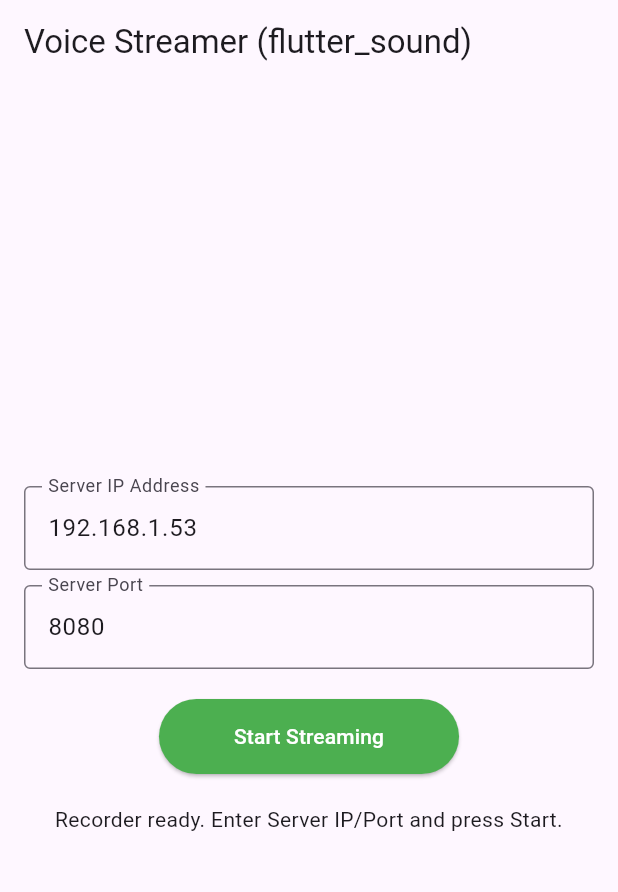
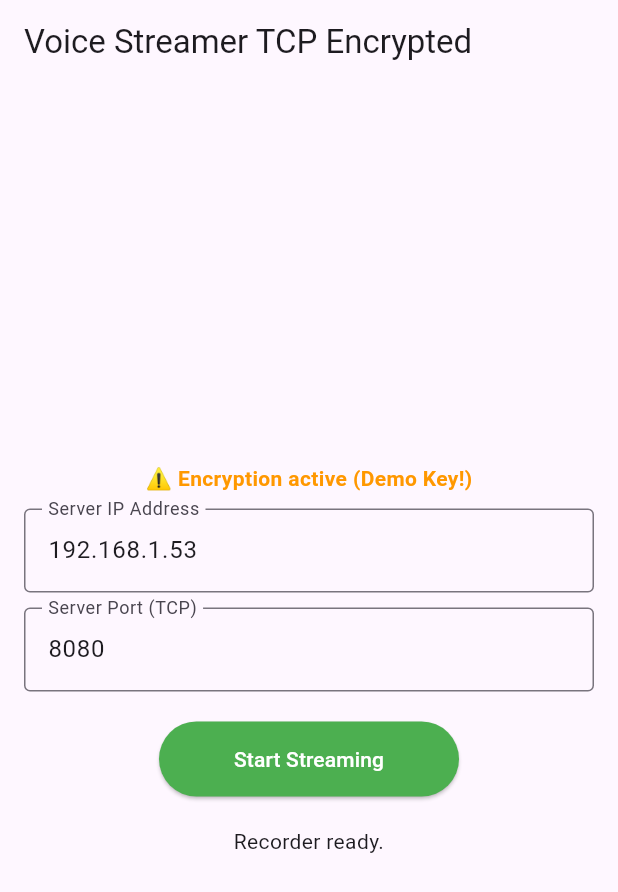
Before and after one commit to AhmadEllamey/Voice-Streamer-Demo, a Flutter app: the screen it shows after launch, on a phone screen of 412 x 824 dp. Shown: the top 892 px of the screen. Run offline on Flutter 3.47's test engine with Material 3 defaults, Android fonts, the light colour scheme and no system bars; our stand-ins replace permission_handler; missing offline and left inert: encrypt, flutter_sound.

Commit message:
- add the encryption to tcp

```diff
--- a/lib/main.dart
+++ b/lib/main.dart
@@ -1,17 +1,21 @@
 import 'dart:async';
-import 'dart:io'; // For Socket
-import 'dart:typed_data'; // For Uint8List
-// import 'package.flutter/foundation.dart'; // For kIsWeb
-// import 'package.flutter/material.dart';
+import 'dart:io'; // For Socket, InternetAddress
+import 'dart:typed_data';
+import 'package:flutter/foundation.dart' show kDebugMode;
 import 'package:flutter/material.dart';
 import 'package:permission_handler/permission_handler.dart';
 import 'package:flutter_sound/flutter_sound.dart';
+import 'package:encrypt/encrypt.dart' as encrypt;
 
-// Define the sample rate and number of channels expected by your server
-// Common values: 16000, 44100, 48000
+// Audio parameters
 const int serverSampleRate = 16000;
-// 1 for mono, 2 for stereo
 const int serverNumChannels = 1;
+
+// --- Encryption Setup (Keep the corrected 32-byte key) ---
+final String sharedKeyString = "ThisIsA_Secure32ByteKey123456780"; // Use the CORRECT 32-byte key
+final encrypt.Key encryptionKey = encrypt.Key.fromUtf8(sharedKeyString);
+const int nonceLength = 12; // 12 bytes for GCM
+// --- End Encryption Setup ---
 
 void main() {
   runApp(const MyApp());
@@ -19,15 +23,11 @@ void main() {
 
 class MyApp extends StatelessWidget {
   const MyApp({super.key});
-
   @override
   Widget build(BuildContext context) {
     return MaterialApp(
-      title: 'Voice Streamer (flutter_sound)',
-      theme: ThemeData(
-        primarySwatch: Colors.blue,
-        useMaterial3: true,
-      ),
+      title: 'Voice Streamer TCP Encrypted', // Updated title
+      theme: ThemeData(primarySwatch: Colors.blue, useMaterial3: true),
       home: const VoiceStreamerPage(),
     );
   }
@@ -35,7 +35,6 @@ class MyApp extends StatelessWidget {
 
 class VoiceStreamerPage extends StatefulWidget {
   const VoiceStreamerPage({super.key});
-
   @override
   State<VoiceStreamerPage> createState() => _VoiceStreamerPageState();
 }
@@ -43,47 +42,43 @@ class VoiceStreamerPage extends StatefulWidget {
 class _VoiceStreamerPageState extends State<VoiceStreamerPage> {
   final FlutterSoundRecorder _recorder = FlutterSoundRecorder();
   StreamSubscription? _recorderSubscription;
-  StreamSubscription? _socketSubscription;
-  Socket? _socket;
+  // --- TCP Changes ---
+  Socket? _socket; // Use Socket for TCP
+  StreamSubscription? _socketSubscription; // For listening to socket events
+  // --- End TCP Changes ---
+
+  final encrypter = encrypt.Encrypter(encrypt.AES(encryptionKey, mode: encrypt.AESMode.gcm));
 
   bool _isStreaming = false;
+  bool _isConnecting = false; // Track connection state
   bool _isRecorderInitialized = false;
   String _statusText = "Enter Server IP/Port and press Start";
 
-  final TextEditingController _ipController =
-  TextEditingController(text: "192.168.1.53"); // Default IP
-  final TextEditingController _portController =
-  TextEditingController(text: "8080"); // Default Port
+  final TextEditingController _ipController = TextEditingController(text: "192.168.1.53");
+  final TextEditingController _portController = TextEditingController(text: "8080"); // TCP Port
 
   @override
   void initState() {
     super.initState();
+    if (kDebugMode) { /* Print insecure key warning */ }
     _openRecorderSession().then((_) {
-      setState(() {
-        _isRecorderInitialized = true;
-        _statusText = "Recorder ready. Enter Server IP/Port and press Start.";
-      });
+      setState(() { _isRecorderInitialized = true; _statusText = "Recorder ready."; });
     }).catchError((err) {
-      setState(() {
-        _statusText = "Recorder Init Error: $err";
-        _isRecorderInitialized = false;
-      });
+      setState(() { _statusText = "Recorder Init Error: $err"; _isRecorderInitialized = false; });
     });
   }
 
   @override
   void dispose() {
     _stopStreaming();
-    _recorder.closeRecorder().catchError((err){
-      debugPrint("Error closing recorder: $err");
-    });
+    _recorder.closeRecorder().catchError((err) { debugPrint("Error closing recorder: $err"); });
     _ipController.dispose();
     _portController.dispose();
     super.dispose();
   }
 
-  // --- Recorder Session Management ---
   Future<void> _openRecorderSession() async {
+    // ... (same as before) ...
     var micStatus = await Permission.microphone.request();
     if (micStatus != PermissionStatus.granted) {
       throw RecordingPermissionException("Microphone permission not granted");
@@ -94,212 +89,206 @@ class _VoiceStreamerPageState extends State<VoiceStreamerPage> {
   }
 
 
-  // --- Streaming Logic ---
+  // --- TCP Streaming Logic ---
   Future<void> _startStreaming() async {
-    if (_isStreaming) return;
-    if (!_isRecorderInitialized) {
-      setState(() {
-        _statusText = "Recorder not initialized yet. Please wait or restart.";
-      });
-      return;
-    }
+    if (_isStreaming || _isConnecting) return; // Prevent multiple attempts
+    if (!_isRecorderInitialized) { /* Handle recorder not ready */ return; }
+    if (!await _checkMicPermission()) return; // Helper function below
 
-    var micStatus = await Permission.microphone.status;
-    if (!micStatus.isGranted) {
-      setState(() { _statusText = "Microphone permission revoked."; });
-      return;
-    }
-
-    final String ip = _ipController.text.trim();
+    final String ipStr = _ipController.text.trim();
     final String portStr = _portController.text.trim();
     int? port = int.tryParse(portStr);
 
-    if (ip.isEmpty || port == null) {
-      setState(() { _statusText = "Invalid IP or Port"; });
-      return;
-    }
+    if (ipStr.isEmpty || port == null) { /* Handle invalid input */ return; }
 
-    setState(() {
-      _statusText = "Connecting to $ip:$port...";
-      _isStreaming = true;
-    });
+    setState(() { _isConnecting = true; _statusText = "Connecting to $ipStr:$port..."; });
 
     try {
-      _socket = await Socket.connect(ip, port, timeout: const Duration(seconds: 5));
-      debugPrint("Connected to server: ${_socket?.remoteAddress.address}:${_socket?.remotePort}");
-      setState(() { _statusText = "Connected. Starting stream..."; });
+      // --- Connect TCP Socket ---
+      _socket = await Socket.connect(ipStr, port, timeout: const Duration(seconds: 5));
+      debugPrint("TCP Socket Connected to ${_socket?.remoteAddress.address}:${_socket?.remotePort}");
+      setState(() { _isConnecting = false; _isStreaming = true; _statusText = "Connected. Starting stream..."; });
 
+      // --- Listen for server disconnects / errors ---
       _socketSubscription = _socket?.listen(
-            (data) { debugPrint("Received from server: ${String.fromCharCodes(data)}"); },
+            (data) {
+          // Optional: Handle any data received FROM server
+          debugPrint("Received from server: ${String.fromCharCodes(data)}");
+        },
         onError: (error) {
-          debugPrint("Socket Error: $error");
+          debugPrint("TCP Socket Error: $error");
           _handleStreamingError("Socket Error: $error");
         },
         onDone: () {
-          debugPrint("Socket closed by server.");
+          debugPrint("TCP Socket closed by server.");
           _handleStreamingError("Server disconnected.");
         },
+        cancelOnError: true, // Auto-cancel on error
+      );
+
+      // --- Start flutter_sound recording ---
+      StreamController<Uint8List>? recordingDataController = StreamController<Uint8List>();
+      _recorderSubscription = recordingDataController.stream.listen(
+            (Uint8List? buffer) {
+          if (buffer != null && buffer.isNotEmpty && _socket != null && _isStreaming) {
+            try {
+              // --- Encryption Step ---
+              final nonce = encrypt.IV.fromSecureRandom(nonceLength);
+              final encryptedData = encrypter.encryptBytes(buffer, iv: nonce);
+              final payload = nonce.bytes + encryptedData.bytes;
+              // --- End Encryption Step ---
+
+              // --- Framing Step ---
+              // 1. Get payload length
+              final payloadLength = payload.length;
+              // 2. Convert length to 4 bytes (e.g., Big Endian)
+              final lengthBytes = ByteData(4)..setUint32(0, payloadLength, Endian.big);
+              // 3. Prepend length bytes to payload
+              final packetToSend = Uint8List.fromList(lengthBytes.buffer.asUint8List() + payload);
+              // --- End Framing Step ---
+
+              // 4. Send the framed packet over TCP
+              _socket?.add(packetToSend);
+              // Optional: Flush if experiencing delays, usually not needed immediately
+              // _socket?.flush();
+              // print('Sent ${packetToSend.length} framed encrypted bytes'); // Debug
+
+            } catch (e) {
+              debugPrint("Error encrypting/sending TCP packet: $e");
+              _handleStreamingError("Error sending data: $e"); // Stop on send error
+            }
+          }
+        },
+        onError: (error) { /* Handle recorder error */ _handleStreamingError("Recorder Stream Error: $error"); },
+        onDone: () { /* Handle recorder done */ if (_isStreaming) { _handleStreamingError("Audio source finished."); } },
         cancelOnError: true,
       );
 
-      // --- Start flutter_sound recording to a Stream (Updated Part) ---
-      // 1. StreamController now handles nullable Uint8List directly
-      StreamController<Uint8List>? recordingDataController = StreamController<Uint8List>();
-
-      // 2. Listener now expects Uint8List? directly
-      _recorderSubscription = recordingDataController.stream.listen(
-              (Uint8List? buffer) { // Receive buffer directly
-            // 3. Check if the buffer is not null and not empty before sending
-            if (buffer != null && buffer.isNotEmpty) {
-              if (_socket != null) {
-                try {
-                  _socket?.add(buffer); // Send the buffer
-                } catch (e) {
-                  debugPrint("Error sending data: $e");
-                  _handleStreamingError("Error sending data: $e");
-                }
-              }
-            }
-          },
-          onError: (error){
-            debugPrint("Recorder Stream Error: $error");
-            _handleStreamingError("Recorder Stream Error: $error");
-          },
-          onDone: (){
-            debugPrint("Recorder stream finished.");
-            if (_isStreaming) {
-              _handleStreamingError("Audio source finished unexpectedly.");
-            }
-          },
-          cancelOnError: true
-      );
-
-      // Start recording
       await _recorder.startRecorder(
-        // 4. The sink type matches the StreamController (StreamSink<Uint8List?>)
         toStream: recordingDataController.sink,
-        codec: Codec.pcm16, // Raw 16-bit PCM audio
+        codec: Codec.pcm16,
         numChannels: serverNumChannels,
         sampleRate: serverSampleRate,
       );
 
-      setState(() { _statusText = "Streaming..."; });
-      debugPrint("Recording started to stream.");
+      setState(() { _statusText = "Streaming Encrypted via TCP..."; });
+      debugPrint("Recording started to stream for Encrypted TCP.");
 
     } catch (e) {
-      debugPrint("Connection or Start Error: $e");
-      _handleStreamingError("Failed to start: $e");
+      debugPrint("TCP Connection/Start Error: $e");
+      setState(() { _isConnecting = false; _isStreaming = false; _statusText = "Connection Failed: $e"; });
+      _cleanupSocket(); // Ensure socket is cleaned up on connection failure
     }
   }
 
   Future<void> _stopStreaming() async {
-    if (!_isStreaming && _socket == null && _recorderSubscription == null && !_recorder.isRecording) {
-      debugPrint("Stop called but not streaming/recording.");
+    // Don't check _isStreaming here, allow stopping even if only connecting
+    if (!_isStreaming && !_isConnecting) {
+      debugPrint("Stop called but not streaming/connecting.");
       return;
     }
-
     setState(() { _statusText = "Stopping..."; });
 
+    // 1. Stop the recorder
     try {
       if (_recorder.isRecording) {
         await _recorder.stopRecorder();
         debugPrint("Recorder stopped.");
-      } else {
-        debugPrint("Recorder was not recording.");
       }
-    } catch (err) {
-      debugPrint('Error stopping recorder: $err');
-    }
+    } catch (err) { /* Log recorder stop error */ }
 
+    // 2. Cancel recorder subscription
     await _recorderSubscription?.cancel();
     _recorderSubscription = null;
 
-    await _socketSubscription?.cancel();
-    _socketSubscription = null;
-    _socket?.close();
-    _socket = null;
-    debugPrint("Socket closed.");
+    // 3. Close socket and cancel its subscription
+    _cleanupSocket();
 
-    if(mounted) {
+    if (mounted) {
       setState(() {
         _isStreaming = false;
+        _isConnecting = false; // Ensure connecting flag is reset
         _statusText = "Stream stopped. Enter Server IP/Port and press Start.";
       });
     }
   }
 
+  // Helper to close socket and subscription
+  void _cleanupSocket() {
+    _socketSubscription?.cancel();
+    _socketSubscription = null;
+    // Use destroy() for immediate closure, close() is more graceful
+    _socket?.destroy();
+    _socket = null;
+    debugPrint("TCP Socket closed.");
+  }
+
   void _handleStreamingError(String errorMessage) {
     debugPrint("Streaming Error: $errorMessage");
-    if(mounted) {
+    if (mounted) {
       setState(() {
-        _statusText = "Error: $errorMessage";
+        // Keep _isStreaming or _isConnecting true until cleanup finishes
+        _statusText = "Error: $errorMessage. Stopping...";
       });
     }
+    // Use WidgetsBinding to ensure cleanup runs after current frame/build
     WidgetsBinding.instance.addPostFrameCallback((_) {
-      _stopStreaming();
+      _stopStreaming(); // Stop everything cleanly
     });
   }
 
+  // Helper for mic permission check
+  Future<bool> _checkMicPermission() async {
+    var micStatus = await Permission.microphone.status;
+    if (!micStatus.isGranted) {
+      setState(() { _statusText = "Microphone permission needed."; });
+      // Optionally request again: await Permission.microphone.request();
+      return false;
+    }
+    return true;
+  }
+
+
   @override
   Widget build(BuildContext context) {
+    // Determine if the button should be enabled
+    final bool canStart = _isRecorderInitialized && !_isStreaming && !_isConnecting;
+    final bool canStop = _isStreaming || _isConnecting; // Allow stopping during connection attempt
+
     return Scaffold(
-      appBar: AppBar(
-        title: const Text("Voice Streamer (flutter_sound)"),
-      ),
+      appBar: AppBar(title: const Text("Voice Streamer TCP Encrypted")),
       body: Padding(
         padding: const EdgeInsets.all(16.0),
         child: Column(
           mainAxisAlignment: MainAxisAlignment.center,
           children: <Widget>[
-            TextField(
-              controller: _ipController,
-              decoration: const InputDecoration(
-                labelText: 'Server IP Address',
-                border: OutlineInputBorder(),
+            // ... (Warning text) ...
+            const Padding(
+              padding: EdgeInsets.only(bottom: 10.0),
+              child: Text(
+                "⚠️ Encryption active (Demo Key!)",
+                style: TextStyle(color: Colors.orange, fontWeight: FontWeight.bold),
               ),
-              onTapOutside: (_) {
-                FocusManager.instance.primaryFocus?.unfocus();
-              },
-              keyboardType: TextInputType.url,
-              enabled: !_isStreaming,
             ),
+            TextField( /* IP Input */ controller: _ipController, enabled: !_isStreaming && !_isConnecting, decoration: const InputDecoration(labelText: 'Server IP Address', border: OutlineInputBorder()), keyboardType: TextInputType.url,),
             const SizedBox(height: 10),
-            TextField(
-              controller: _portController,
-              decoration: const InputDecoration(
-                labelText: 'Server Port',
-                border: OutlineInputBorder(),
-              ),
-              onTapOutside: (_) {
-                FocusManager.instance.primaryFocus?.unfocus();
-              },
-              keyboardType: TextInputType.number,
-              enabled: !_isStreaming,
-            ),
+            TextField( /* Port Input */ controller: _portController, enabled: !_isStreaming && !_isConnecting, decoration: const InputDecoration(labelText: 'Server Port (TCP)', border: OutlineInputBorder()), keyboardType: TextInputType.number,),
             const SizedBox(height: 20),
-            ElevatedButton(
-              onPressed: _isRecorderInitialized && !_isStreaming
-                  ? _startStreaming
-                  : (_isStreaming ? _stopStreaming : null),
+            ElevatedButton( /* Start/Stop Button */
+              onPressed: canStart ? _startStreaming : (canStop ? _stopStreaming : null),
               style: ElevatedButton.styleFrom(
-                backgroundColor: _isStreaming ? Colors.red : Colors.green,
+                backgroundColor: (_isStreaming || _isConnecting) ? Colors.red : Colors.green,
                 padding: const EdgeInsets.symmetric(horizontal: 50, vertical: 15),
               ),
               child: Text(
-                _isStreaming ? 'Stop Streaming' : 'Start Streaming',
+                (_isStreaming || _isConnecting) ? 'Stop Streaming' : 'Start Streaming',
                 style: const TextStyle(color: Colors.white),
               ),
             ),
             const SizedBox(height: 20),
-            Text(
-              _statusText,
-              textAlign: TextAlign.center,
-            ),
-            if (!_isRecorderInitialized)
-              const Padding(
-                padding: EdgeInsets.only(top: 20.0),
-                child: CircularProgressIndicator(),
-              )
+            Text(_statusText, textAlign: TextAlign.center),
+            if (!_isRecorderInitialized || _isConnecting) // Show progress if initializing or connecting
+              const Padding(padding: EdgeInsets.only(top: 20.0), child: CircularProgressIndicator())
           ],
         ),
       ),
--- a/pubspec.yaml
+++ b/pubspec.yaml
@@ -34,6 +34,7 @@ dependencies:
 
   permission_handler: ^12.0.0+1
   flutter_sound: ^9.28.0
+  encrypt: ^5.0.3
 
 #  flutter_sound: ^9.28.0
 #  opus_flutter: ^3.0.3
```
Also changed, not shown: pubspec.lock, 1 other file.
